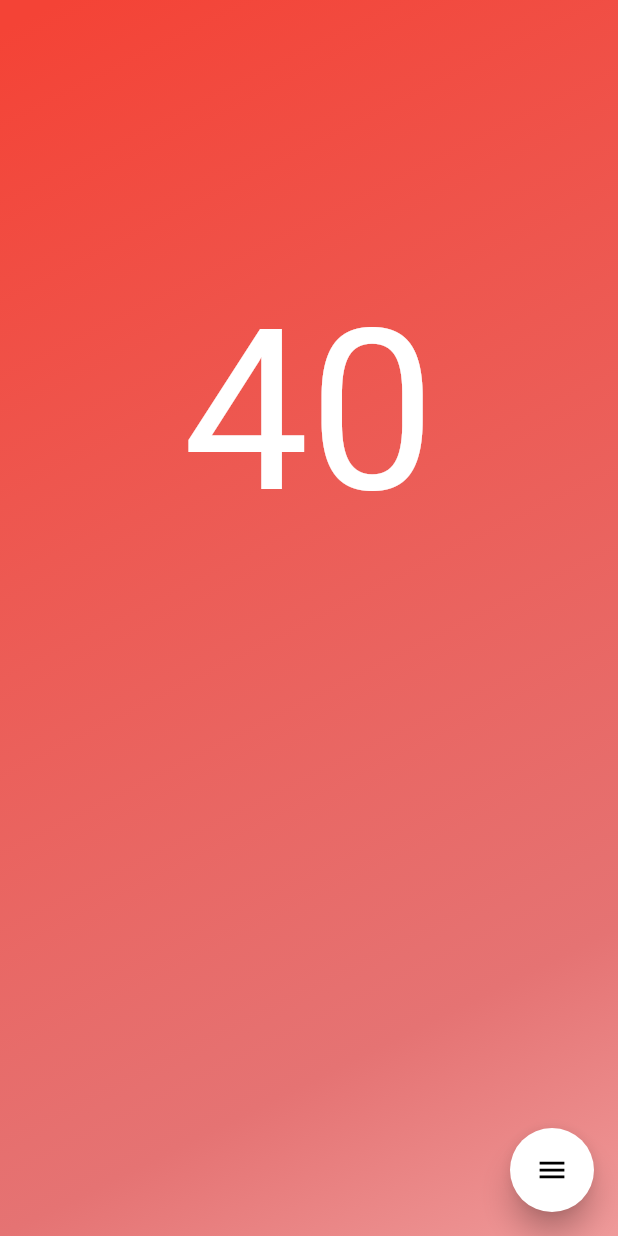
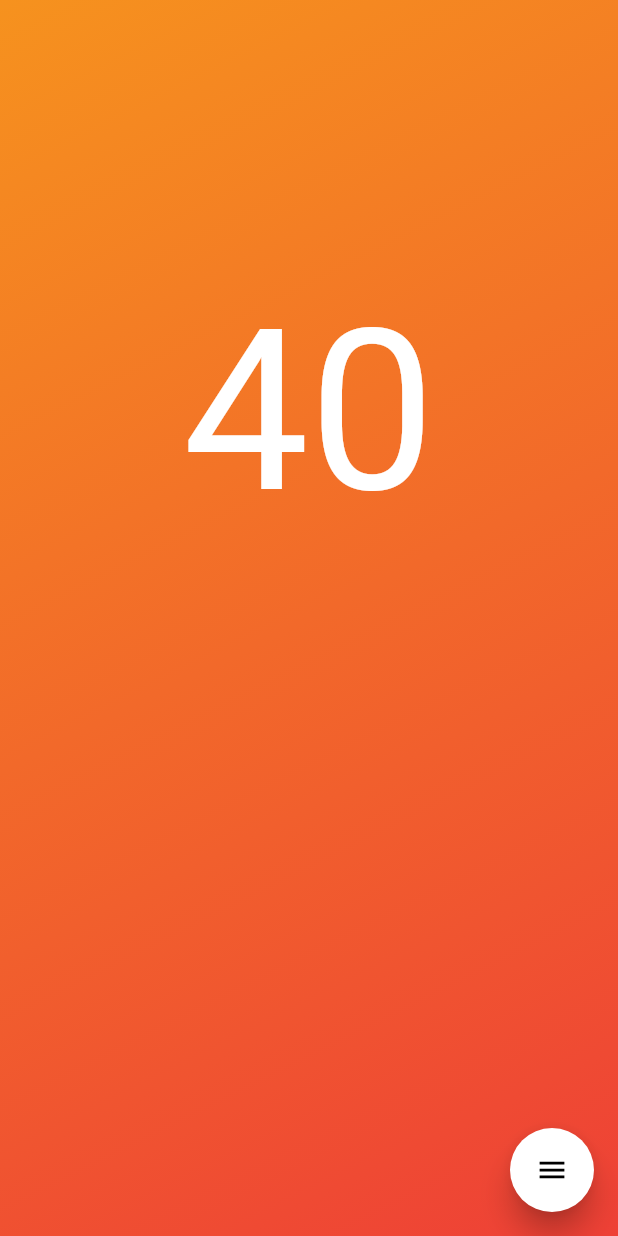
Before and after one commit to chrisqlam/dice_roller, a Flutter app: the screen it shows after launch, on a phone screen of 412 x 824 dp. Run offline on Flutter 3.47's test engine with Material 2 defaults, Android fonts, the phone set to English and light mode, and no system bars; drawn by our look-alikes of flutter_speed_dial.

Commit message:
changed background to match app icon

```diff
--- a/lib/widgets/dice_roller.dart
+++ b/lib/widgets/dice_roller.dart
@@ -121,15 +121,12 @@ class DiceRollerState extends State<DiceRoller> {
             gradient: LinearGradient(
               begin: Alignment.topLeft,
               end: Alignment.bottomRight,
-              stops: [
-                0.02,
-                0.8,
-                1
-              ],
+              // stops: [
+              // ],
               colors: [
-                Colors.red,
-                Colors.red[300],
-                Colors.red[200]
+                Color(0xfff6921e),
+                Color(0xffee4036)
+
               ]
             )
           ),
```
